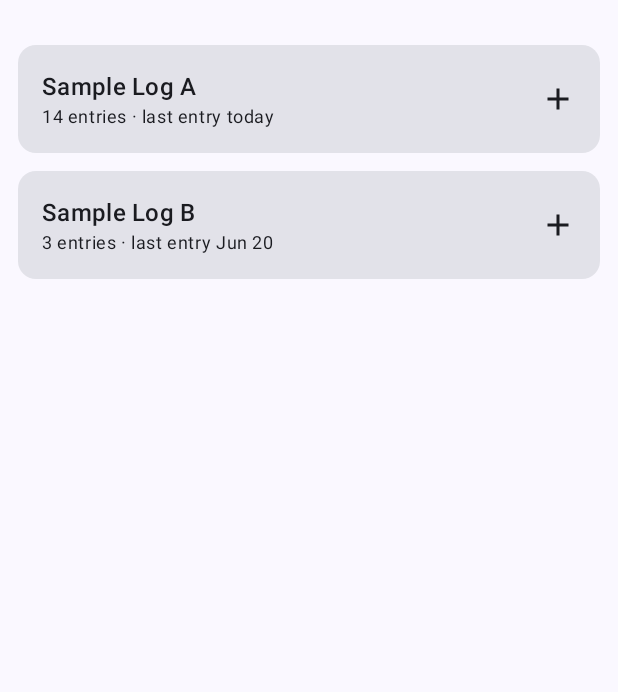
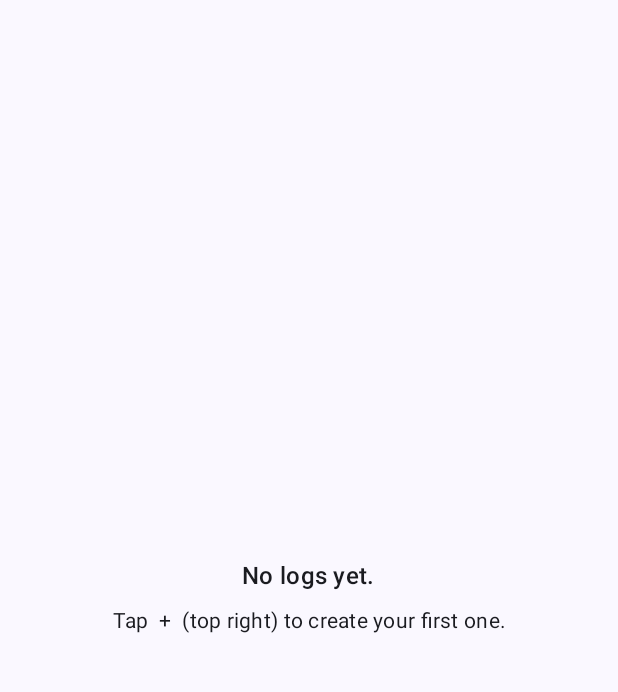
Before and after one commit to SoulPhosphor/lifelogger, an Android app built with Jetpack Compose: the screen it shows after launch (MainActivity), on a phone screen of 412 x 824 dp, the part 69-761 px from its top. Run offline under Robolectric (Android 15) with nearby library versions, the phone set to English and light mode, and no system bars; our stand-ins replace Room's generated code.

Commit message:
Build Phase 2: local Room database for log systems
Persist user-defined log templates locally with Room.

- LogTemplate entity (id, name, description, createdAt, schemaJson) and a
  create/read/delete DAO. No update method: logs cannot be edited after
  creation.
- AppDatabase (Room, local only) exposed via a singleton.
- HomeViewModel/CreateLogViewModel/LogViewModel using AndroidViewModel and the
  default factory (no DI library).
- Home screen loads templates from the database in creation order; Create Log
  saves a real template (name required) and it appears on Home immediately.
- Log screen loads the real template so its title shows the saved name.
- Removed the Phase 1 in-memory placeholder data.

Form Markdown parsing into schemaJson (Phase 3), entries (Phase 4), and real
log deletion (Phase 7) are intentionally not included; new templates store an
empty schema for now.

Also disable platform backup (allowBackup=false, fullBackupContent=false, and
explicit data_extraction_rules.xml) so the local database never leaves the
device via cloud backup or device transfer, per the README local-first rule.

Co-Authored-By: Claude Opus 4.8 <noreply@anthropic.com>
Claude-Session: https://claude.ai/code/session_01He3dug6RAiRjDMYoEz9nfF

```diff
--- a/app/build.gradle.kts
+++ b/app/build.gradle.kts
@@ -2,6 +2,7 @@ plugins {
     alias(libs.plugins.android.application)
     alias(libs.plugins.kotlin.android)
     alias(libs.plugins.kotlin.compose)
+    alias(libs.plugins.ksp)
 }
 
 android {
@@ -50,5 +51,10 @@ dependencies {
     implementation(libs.androidx.material3)
     implementation(libs.androidx.material.icons.extended)
     implementation(libs.androidx.navigation.compose)
+    implementation(libs.androidx.lifecycle.viewmodel.compose)
+    implementation(libs.androidx.lifecycle.runtime.compose)
+    implementation(libs.androidx.room.runtime)
+    implementation(libs.androidx.room.ktx)
+    ksp(libs.androidx.room.compiler)
     debugImplementation(libs.androidx.ui.tooling)
 }
--- a/app/src/main/AndroidManifest.xml
+++ b/app/src/main/AndroidManifest.xml
@@ -2,7 +2,9 @@
 <manifest xmlns:android="http://schemas.android.com/apk/res/android">
 
     <application
-        android:allowBackup="true"
+        android:allowBackup="false"
+        android:fullBackupContent="false"
+        android:dataExtractionRules="@xml/data_extraction_rules"
         android:icon="@mipmap/ic_launcher"
         android:label="@string/app_name"
         android:roundIcon="@mipmap/ic_launcher_round"
--- /dev/null
+++ b/app/src/main/java/com/datadragon/app/data/AppDatabase.kt
@@ -0,0 +1,29 @@
+package com.datadragon.app.data
+
+import android.content.Context
+import androidx.room.Database
+import androidx.room.Room
+import androidx.room.RoomDatabase
+
+/**
+ * The app's local Room database. Local only — no network, no sync.
+ */
+@Database(entities = [LogTemplate::class], version = 1, exportSchema = false)
+abstract class AppDatabase : RoomDatabase() {
+
+    abstract fun logTemplateDao(): LogTemplateDao
+
+    companion object {
+        @Volatile
+        private var instance: AppDatabase? = null
+
+        fun getInstance(context: Context): AppDatabase =
+            instance ?: synchronized(this) {
+                instance ?: Room.databaseBuilder(
+                    context.applicationContext,
+                    AppDatabase::class.java,
+                    "data_dragon.db",
+                ).build().also { instance = it }
+            }
+    }
+}
--- /dev/null
+++ b/app/src/main/java/com/datadragon/app/data/LogTemplateDao.kt
@@ -0,0 +1,30 @@
+package com.datadragon.app.data
+
+import androidx.room.Dao
+import androidx.room.Delete
+import androidx.room.Insert
+import androidx.room.Query
+import kotlinx.coroutines.flow.Flow
+
+/**
+ * Data access for [LogTemplate].
+ *
+ * Phase 2 needs create, read, and delete only. There is deliberately no update:
+ * logs cannot be edited after creation (README / docs/UI_SPEC.md).
+ */
+@Dao
+interface LogTemplateDao {
+
+    @Insert
+    suspend fun insert(template: LogTemplate): Long
+
+    /** Templates in creation order — never resorted (docs/UI_SPEC.md §2). */
+    @Query("SELECT * FROM log_templates ORDER BY createdAt ASC, id ASC")
+    fun observeAll(): Flow<List<LogTemplate>>
+
+    @Query("SELECT * FROM log_templates WHERE id = :id")
+    suspend fun getById(id: Long): LogTemplate?
+
+    @Delete
+    suspend fun delete(template: LogTemplate)
+}
--- a/app/src/main/java/com/datadragon/app/data/Placeholder.kt
+++ /dev/null
@@ -1,56 +0,0 @@
-package com.datadragon.app.data
-
-/**
- * Phase 1 placeholder data.
- *
- * Phase 1 only proves navigation and layout, so these are in-memory stand-ins.
- * Phase 2 replaces them with real Room-backed [com.datadragon.app] entities.
- * Nothing here is persisted and none of it represents real user data.
- */
-data class PlaceholderLog(
-    val id: String,
-    val name: String,
-    val entryCount: Int,
-    val lastEntryLabel: String,
-)
-
-data class PlaceholderEntry(
-    val id: String,
-    val timestampLabel: String,
-    val summary: String,
-    val notesPreview: String? = null,
-)
-
-object PlaceholderData {
-
-    val logs: List<PlaceholderLog> = listOf(
-        PlaceholderLog(
-            id = "log-1",
-            name = "Sample Log A",
-            entryCount = 14,
-            lastEntryLabel = "last entry today",
-        ),
-        PlaceholderLog(
-            id = "log-2",
-            name = "Sample Log B",
-            entryCount = 3,
-            lastEntryLabel = "last entry Jun 20",
-        ),
-    )
-
-    fun logById(id: String?): PlaceholderLog? = logs.firstOrNull { it.id == id }
-
-    fun entriesFor(@Suppress("UNUSED_PARAMETER") logId: String?): List<PlaceholderEntry> = listOf(
-        PlaceholderEntry(
-            id = "entry-1",
-            timestampLabel = "Jun 27, 2:14 PM",
-            summary = "Field 1 value · Field 2 value",
-            notesPreview = "Notes preview text here…",
-        ),
-        PlaceholderEntry(
-            id = "entry-2",
-            timestampLabel = "Jun 26, 11:20 PM",
-            summary = "Field 1 value · Field 2 value",
-        ),
-    )
-}
--- a/app/src/main/java/com/datadragon/app/navigation/DataDragonNavHost.kt
+++ b/app/src/main/java/com/datadragon/app/navigation/DataDragonNavHost.kt
@@ -25,8 +25,8 @@ fun DataDragonNavHost(
                 onOpenSettings = { navController.navigate(Routes.SETTINGS) },
                 onOpenBackup = { navController.navigate(Routes.BACKUP) },
                 onCreateLog = { navController.navigate(Routes.CREATE_LOG) },
-                onOpenLog = { logId -> navController.navigate(Routes.log(logId)) },
-                onAddEntry = { logId -> navController.navigate(Routes.newEntry(logId)) },
+                onOpenLog = { logId -> navController.navigate(Routes.log(logId.toString())) },
+                onAddEntry = { logId -> navController.navigate(Routes.newEntry(logId.toString())) },
             )
         }
 
--- /dev/null
+++ b/app/src/main/java/com/datadragon/app/ui/HomeViewModel.kt
@@ -0,0 +1,18 @@
+package com.datadragon.app.ui
+
+import android.app.Application
+import androidx.lifecycle.AndroidViewModel
+import androidx.lifecycle.viewModelScope
+import com.datadragon.app.data.AppDatabase
+import com.datadragon.app.data.LogTemplate
+import kotlinx.coroutines.flow.SharingStarted
+import kotlinx.coroutines.flow.StateFlow
+import kotlinx.coroutines.flow.stateIn
+
+class HomeViewModel(app: Application) : AndroidViewModel(app) {
+
+    private val dao = AppDatabase.getInstance(app).logTemplateDao()
+
+    val templates: StateFlow<List<LogTemplate>> = dao.observeAll()
+        .stateIn(viewModelScope, SharingStarted.WhileSubscribed(5_000), emptyList())
+}
--- a/app/src/main/java/com/datadragon/app/ui/screens/HomeScreen.kt
+++ b/app/src/main/java/com/datadragon/app/ui/screens/HomeScreen.kt
@@ -4,6 +4,7 @@ import androidx.compose.foundation.clickable
 import androidx.compose.foundation.layout.Arrangement
 import androidx.compose.foundation.layout.Box
 import androidx.compose.foundation.layout.Column
+import androidx.compose.foundation.layout.PaddingValues
 import androidx.compose.foundation.layout.Row
 import androidx.compose.foundation.layout.fillMaxSize
 import androidx.compose.foundation.layout.fillMaxWidth
@@ -23,13 +24,16 @@ import androidx.compose.material3.Scaffold
 import androidx.compose.material3.Text
 import androidx.compose.material3.TopAppBar
 import androidx.compose.runtime.Composable
+import androidx.compose.runtime.getValue
 import androidx.compose.ui.Alignment
 import androidx.compose.ui.Modifier
 import androidx.compose.ui.text.style.TextAlign
 import androidx.compose.ui.text.style.TextOverflow
 import androidx.compose.ui.unit.dp
-import com.datadragon.app.data.PlaceholderData
-import com.datadragon.app.data.PlaceholderLog
+import androidx.lifecycle.compose.collectAsStateWithLifecycle
+import androidx.lifecycle.viewmodel.compose.viewModel
+import com.datadragon.app.data.LogTemplate
+import com.datadragon.app.ui.HomeViewModel
 
 @OptIn(ExperimentalMaterial3Api::class)
 @Composable
@@ -37,10 +41,11 @@ fun HomeScreen(
     onOpenSettings: () -> Unit,
     onOpenBackup: () -> Unit,
     onCreateLog: () -> Unit,
-    onOpenLog: (String) -> Unit,
-    onAddEntry: (String) -> Unit,
+    onOpenLog: (Long) -> Unit,
+    onAddEntry: (Long) -> Unit,
+    viewModel: HomeViewModel = viewModel(),
 ) {
-    val logs = PlaceholderData.logs
+    val logs by viewModel.templates.collectAsStateWithLifecycle()
 
     Scaffold(
         topBar = {
@@ -71,7 +76,7 @@ fun HomeScreen(
         } else {
             LazyColumn(
                 modifier = Modifier.fillMaxSize().padding(padding),
-                contentPadding = androidx.compose.foundation.layout.PaddingValues(12.dp),
+                contentPadding = PaddingValues(12.dp),
                 verticalArrangement = Arrangement.spacedBy(12.dp),
             ) {
                 items(logs, key = { it.id }) { log ->
@@ -88,7 +93,7 @@ fun HomeScreen(
 
 @Composable
 private fun LogRow(
-    log: PlaceholderLog,
+    log: LogTemplate,
     onOpen: () -> Unit,
     onAddEntry: () -> Unit,
 ) {
@@ -108,8 +113,10 @@ private fun LogRow(
                     maxLines = 1,
                     overflow = TextOverflow.Ellipsis,
                 )
+                // Entry counts arrive with LogEntry in Phase 4; until then every
+                // log has no entries.
                 Text(
-                    text = "${log.entryCount} entries · ${log.lastEntryLabel}",
+                    text = "No entries yet",
                     style = MaterialTheme.typography.bodySmall,
                 )
             }
--- a/build.gradle.kts
+++ b/build.gradle.kts
@@ -3,4 +3,5 @@ plugins {
     alias(libs.plugins.android.application) apply false
     alias(libs.plugins.kotlin.android) apply false
     alias(libs.plugins.kotlin.compose) apply false
+    alias(libs.plugins.ksp) apply false
 }
```
Also changed, not shown: app/src/main/java/com/datadragon/app/data/LogTemplate.kt (added, +25 -0 lines), app/src/main/java/com/datadragon/app/ui/CreateLogViewModel.kt (added, +33 -0 lines), app/src/main/java/com/datadragon/app/ui/LogViewModel.kt (added, +28 -0 lines), app/src/main/java/com/datadragon/app/ui/screens/CreateLogScreen.kt (+10 -2 lines), app/src/main/java/com/datadragon/app/ui/screens/LogScreen.kt (+28 -104 lines), app/src/main/res/xml/data_extraction_rules.xml (added, +23 -0 lines), gradle/libs.versions.toml (+8 -0 lines), 1 other file.
